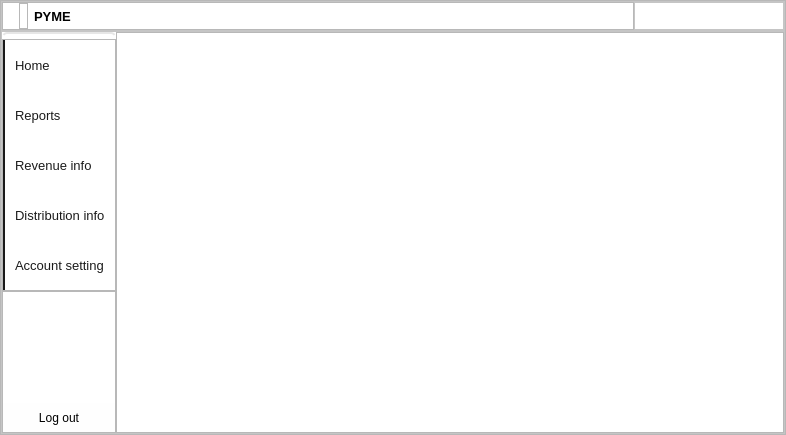
Old version of the form Frontend/dashboardUI.ui in the repository XxDdUu/DACS01.
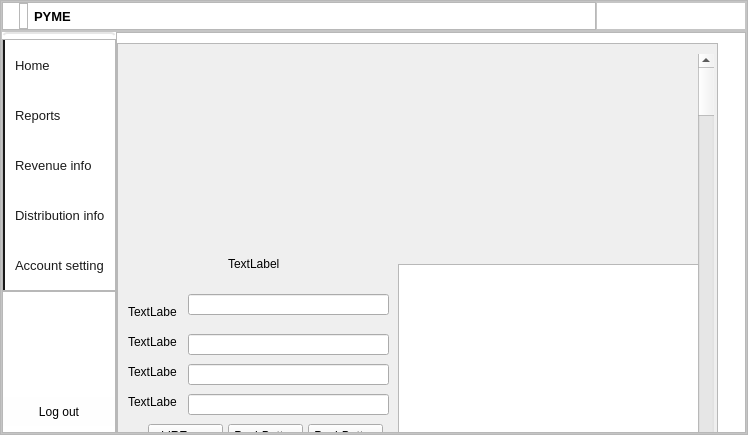
New version of the form. The open tabs and pages were chosen to show the change. Icons and pictures are not drawn. Custom widgets are drawn as their Qt base class.

```diff
--- a/Frontend/dashboardUI.ui
+++ b/Frontend/dashboardUI.ui
@@ -6,7 +6,7 @@
    <rect>
     <x>0</x>
     <y>0</y>
-    <width>786</width>
+    <width>748</width>
     <height>435</height>
    </rect>
   </property>
@@ -637,7 +637,7 @@
                    <enum>Qt::Vertical</enum>
                   </property>
                   <property name="sizeType">
-                   <enum>QSizePolicy::MinimumExpanding</enum>
+                   <enum>QSizePolicy::Fixed</enum>
                   </property>
                   <property name="sizeHint" stdset="0">
                    <size>
@@ -652,6 +652,12 @@
                   <property name="minimumSize">
                    <size>
                     <width>0</width>
+                    <height>0</height>
+                   </size>
+                  </property>
+                  <property name="maximumSize">
+                   <size>
+                    <width>16777215</width>
                     <height>29</height>
                    </size>
                   </property>
@@ -1482,7 +1488,485 @@
                  </item>
                 </layout>
                </widget>
-               <widget class="QWidget" name="Revenue_page"/>
+               <widget class="QWidget" name="Revenue_page">
+                <widget class="QScrollArea" name="scrollArea">
+                 <property name="geometry">
+                  <rect>
+                   <x>0</x>
+                   <y>10</y>
+                   <width>601</width>
+                   <height>431</height>
+                  </rect>
+                 </property>
+                 <property name="widgetResizable">
+                  <bool>true</bool>
+                 </property>
+                 <widget class="QWidget" name="scrollAreaWidgetContents">
+                  <property name="geometry">
+                   <rect>
+                    <x>0</x>
+                    <y>0</y>
+                    <width>599</width>
+                    <height>429</height>
+                   </rect>
+                  </property>
+                  <widget class="QScrollBar" name="verticalScrollBar">
+                   <property name="geometry">
+                    <rect>
+                     <x>580</x>
+                     <y>10</y>
+                     <width>16</width>
+                     <height>541</height>
+                    </rect>
+                   </property>
+                   <property name="layoutDirection">
+                    <enum>Qt::LeftToRight</enum>
+                   </property>
+                   <property name="orientation">
+                    <enum>Qt::Vertical</enum>
+                   </property>
+                  </widget>
+                  <widget class="QWidget" name="widget" native="true">
+                   <property name="geometry">
+                    <rect>
+                     <x>0</x>
+                     <y>0</y>
+                     <width>591</width>
+                     <height>411</height>
+                    </rect>
+                   </property>
+                   <widget class="QWidget" name="widget_2" native="true">
+                    <property name="geometry">
+                     <rect>
+                      <x>0</x>
+                      <y>0</y>
+                      <width>581</width>
+                      <height>201</height>
+                     </rect>
+                    </property>
+                   </widget>
+                   <widget class="QWidget" name="widget_3" native="true">
+                    <property name="geometry">
+                     <rect>
+                      <x>0</x>
+                      <y>200</y>
+                      <width>581</width>
+                      <height>221</height>
+                     </rect>
+                    </property>
+                    <widget class="QWidget" name="widget_4" native="true">
+                     <property name="geometry">
+                      <rect>
+                       <x>0</x>
+                       <y>0</y>
+                       <width>281</width>
+                       <height>211</height>
+                      </rect>
+                     </property>
+                     <widget class="QPushButton" name="pushButton_2">
+                      <property name="geometry">
+                       <rect>
+                        <x>30</x>
+                        <y>180</y>
+                        <width>75</width>
+                        <height>24</height>
+                       </rect>
+                      </property>
+                      <property name="text">
+                       <string>addREvenue</string>
+                      </property>
+                     </widget>
+                     <widget class="QPushButton" name="pushButton_3">
+                      <property name="geometry">
+                       <rect>
+                        <x>110</x>
+                        <y>180</y>
+                        <width>75</width>
+                        <height>24</height>
+                       </rect>
+                      </property>
+                      <property name="text">
+                       <string>PushButton</string>
+                      </property>
+                     </widget>
+                     <widget class="QPushButton" name="pushButton_4">
+                      <property name="geometry">
+                       <rect>
+                        <x>190</x>
+                        <y>180</y>
+                        <width>75</width>
+                        <height>24</height>
+                       </rect>
+                      </property>
+                      <property name="text">
+                       <string>PushButton</string>
+                      </property>
+                     </widget>
+                     <widget class="QLineEdit" name="lineEdit_3">
+                      <property name="geometry">
+                       <rect>
+                        <x>70</x>
+                        <y>150</y>
+                        <width>201</width>
+                        <height>21</height>
+                       </rect>
+                      </property>
+                     </widget>
+                     <widget class="QLabel" name="label_6">
+                      <property name="geometry">
+                       <rect>
+                        <x>10</x>
+                        <y>150</y>
+                        <width>49</width>
+                        <height>16</height>
+                       </rect>
+                      </property>
+                      <property name="text">
+                       <string>TextLabel</string>
+                      </property>
+                     </widget>
+                     <widget class="QLabel" name="label_4">
+                      <property name="geometry">
+                       <rect>
+                        <x>10</x>
+                        <y>120</y>
+                        <width>49</width>
+                        <height>16</height>
+                       </rect>
+                      </property>
+                      <property name="text">
+                       <string>TextLabel</string>
+                      </property>
+                     </widget>
+                     <widget class="QLineEdit" name="lineEdit_2">
+                      <property name="geometry">
+                       <rect>
+                        <x>70</x>
+                        <y>120</y>
+                        <width>201</width>
+                        <height>21</height>
+                       </rect>
+                      </property>
+                     </widget>
+                     <widget class="QLabel" name="label_7">
+                      <property name="geometry">
+                       <rect>
+                        <x>10</x>
+                        <y>90</y>
+                        <width>49</width>
+                        <height>16</height>
+                       </rect>
+                      </property>
+                      <property name="text">
+                       <string>TextLabel</string>
+                      </property>
+                     </widget>
+                     <widget class="QLineEdit" name="lineEdit_4">
+                      <property name="geometry">
+                       <rect>
+                        <x>70</x>
+                        <y>90</y>
+                        <width>201</width>
+                        <height>21</height>
+                       </rect>
+                      </property>
+                     </widget>
+                     <widget class="QLabel" name="label_2">
+                      <property name="geometry">
+                       <rect>
+                        <x>10</x>
+                        <y>60</y>
+                        <width>49</width>
+                        <height>16</height>
+                       </rect>
+                      </property>
+                      <property name="text">
+                       <string>TextLabel</string>
+                      </property>
+                     </widget>
+                     <widget class="QLineEdit" name="lineEdit">
+                      <property name="geometry">
+                       <rect>
+                        <x>70</x>
+                        <y>50</y>
+                        <width>201</width>
+                        <height>21</height>
+                       </rect>
+                      </property>
+                     </widget>
+                     <widget class="QLabel" name="label_8">
+                      <property name="geometry">
+                       <rect>
+                        <x>110</x>
+                        <y>10</y>
+                        <width>51</width>
+                        <height>20</height>
+                       </rect>
+                      </property>
+                      <property name="text">
+                       <string>TextLabel</string>
+                      </property>
+                     </widget>
+                    </widget>
+                    <widget class="QWidget" name="widget_5" native="true">
+                     <property name="geometry">
+                      <rect>
+                       <x>280</x>
+                       <y>0</y>
+                       <width>301</width>
+                       <height>221</height>
+                      </rect>
+                     </property>
+                     <widget class="QTableView" name="tableView">
+                      <property name="geometry">
+                       <rect>
+                        <x>0</x>
+                        <y>20</y>
+                        <width>301</width>
+                        <height>192</height>
+                       </rect>
+                      </property>
+                     </widget>
+                    </widget>
+                    <zorder>widget_5</zorder>
+                    <zorder>widget_4</zorder>
+                   </widget>
+                  </widget>
+                 </widget>
+                </widget>
+               </widget>
+               <widget class="QWidget" name="DistributionPage">
+                <widget class="QWidget" name="widget_6" native="true">
+                 <property name="geometry">
+                  <rect>
+                   <x>0</x>
+                   <y>20</y>
+                   <width>301</width>
+                   <height>471</height>
+                  </rect>
+                 </property>
+                 <widget class="QLabel" name="label_9">
+                  <property name="geometry">
+                   <rect>
+                    <x>0</x>
+                    <y>0</y>
+                    <width>49</width>
+                    <height>16</height>
+                   </rect>
+                  </property>
+                  <property name="text">
+                   <string>TextLabel</string>
+                  </property>
+                 </widget>
+                 <widget class="QTableWidget" name="tableWidget">
+                  <property name="geometry">
+                   <rect>
+                    <x>0</x>
+                    <y>20</y>
+                    <width>291</width>
+                    <height>171</height>
+                   </rect>
+                  </property>
+                 </widget>
+                 <widget class="QLabel" name="label_11">
+                  <property name="geometry">
+                   <rect>
+                    <x>110</x>
+                    <y>200</y>
+                    <width>49</width>
+                    <height>16</height>
+                   </rect>
+                  </property>
+                  <property name="text">
+                   <string>TextLabel</string>
+                  </property>
+                 </widget>
+                 <widget class="QLineEdit" name="lineEdit_5">
+                  <property name="geometry">
+                   <rect>
+                    <x>100</x>
+                    <y>220</y>
+                    <width>113</width>
+                    <height>21</height>
+                   </rect>
+                  </property>
+                 </widget>
+                 <widget class="QLineEdit" name="lineEdit_6">
+                  <property name="geometry">
+                   <rect>
+                    <x>100</x>
+                    <y>250</y>
+                    <width>113</width>
+                    <height>21</height>
+                   </rect>
+                  </property>
+                 </widget>
+                 <widget class="QLineEdit" name="lineEdit_7">
+                  <property name="geometry">
+                   <rect>
+                    <x>100</x>
+                    <y>280</y>
+                    <width>113</width>
+                    <height>21</height>
+                   </rect>
+                  </property>
+                 </widget>
+                 <widget class="QLabel" name="label_13">
+                  <property name="geometry">
+                   <rect>
+                    <x>10</x>
+                    <y>220</y>
+                    <width>49</width>
+                    <height>16</height>
+                   </rect>
+                  </property>
+                  <property name="text">
+                   <string>TextLabel</string>
+                  </property>
+                 </widget>
+                 <widget class="QLabel" name="label_14">
+                  <property name="geometry">
+                   <rect>
+                    <x>10</x>
+                    <y>250</y>
+                    <width>49</width>
+                    <height>16</height>
+                   </rect>
+                  </property>
+                  <property name="text">
+                   <string>TextLabel</string>
+                  </property>
+                 </widget>
+                 <widget class="QLabel" name="label_15">
+                  <property name="geometry">
+                   <rect>
+                    <x>10</x>
+                    <y>280</y>
+                    <width>49</width>
+                    <height>16</height>
+                   </rect>
+                  </property>
+                  <property name="text">
+                   <string>TextLabel</string>
+                  </property>
+                 </widget>
+                </widget>
+                <widget class="QWidget" name="widget_7" native="true">
+                 <property name="geometry">
+                  <rect>
+                   <x>300</x>
+                   <y>20</y>
+                   <width>301</width>
+                   <height>471</height>
+                  </rect>
+                 </property>
+                 <widget class="QLabel" name="label_10">
+                  <property name="geometry">
+                   <rect>
+                    <x>10</x>
+                    <y>0</y>
+                    <width>49</width>
+                    <height>16</height>
+                   </rect>
+                  </property>
+                  <property name="text">
+                   <string>TextLabel</string>
+                  </property>
+                 </widget>
+                 <widget class="QTableWidget" name="tableWidget_2">
+                  <property name="geometry">
+                   <rect>
+                    <x>10</x>
+                    <y>20</y>
+                    <width>291</width>
+                    <height>171</height>
+                   </rect>
+                  </property>
+                 </widget>
+                 <widget class="QLabel" name="label_12">
+                  <property name="geometry">
+                   <rect>
+                    <x>130</x>
+                    <y>200</y>
+                    <width>49</width>
+                    <height>16</height>
+                   </rect>
+                  </property>
+                  <property name="text">
+                   <string>TextLabel</string>
+                  </property>
+                 </widget>
+                 <widget class="QLineEdit" name="lineEdit_8">
+                  <property name="geometry">
+                   <rect>
+                    <x>130</x>
+                    <y>220</y>
+                    <width>113</width>
+                    <height>21</height>
+                   </rect>
+                  </property>
+                 </widget>
+                 <widget class="QLineEdit" name="lineEdit_9">
+                  <property name="geometry">
+                   <rect>
+                    <x>130</x>
+                    <y>250</y>
+                    <width>113</width>
+                    <height>21</height>
+                   </rect>
+                  </property>
+                 </widget>
+                 <widget class="QLineEdit" name="lineEdit_10">
+                  <property name="geometry">
+                   <rect>
+                    <x>130</x>
+                    <y>280</y>
+                    <width>113</width>
+                    <height>21</height>
+                   </rect>
+                  </property>
+                 </widget>
+                 <widget class="QLabel" name="label_16">
+                  <property name="geometry">
+                   <rect>
+                    <x>50</x>
+                    <y>220</y>
+                    <width>49</width>
+                    <height>16</height>
+                   </rect>
+                  </property>
+                  <property name="text">
+                   <string>TextLabel</string>
+                  </property>
+                 </widget>
+                 <widget class="QLabel" name="label_17">
+                  <property name="geometry">
+                   <rect>
+                    <x>50</x>
+                    <y>280</y>
+                    <width>49</width>
+                    <height>16</height>
+                   </rect>
+                  </property>
+                  <property name="text">
+                   <string>TextLabel</string>
+                  </property>
+                 </widget>
+                 <widget class="QLabel" name="label_18">
+                  <property name="geometry">
+                   <rect>
+                    <x>50</x>
+                    <y>250</y>
+                    <width>49</width>
+                    <height>16</height>
+                   </rect>
+                  </property>
+                  <property name="text">
+                   <string>TextLabel</string>
+                  </property>
+                 </widget>
+                </widget>
+               </widget>
                <widget class="QWidget" name="Report_page"/>
                <widget class="QWidget" name="Home_page">
                 <property name="styleSheet">
```
Left out of the diff: 71 changed lines with no effect on the pictures.
